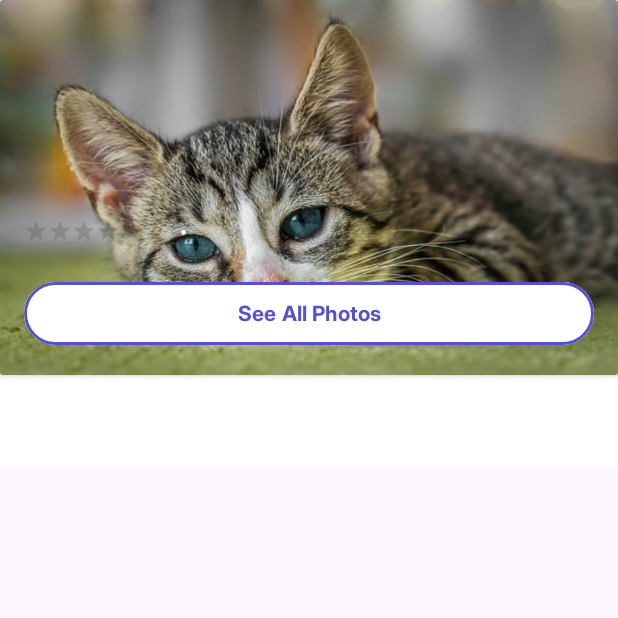
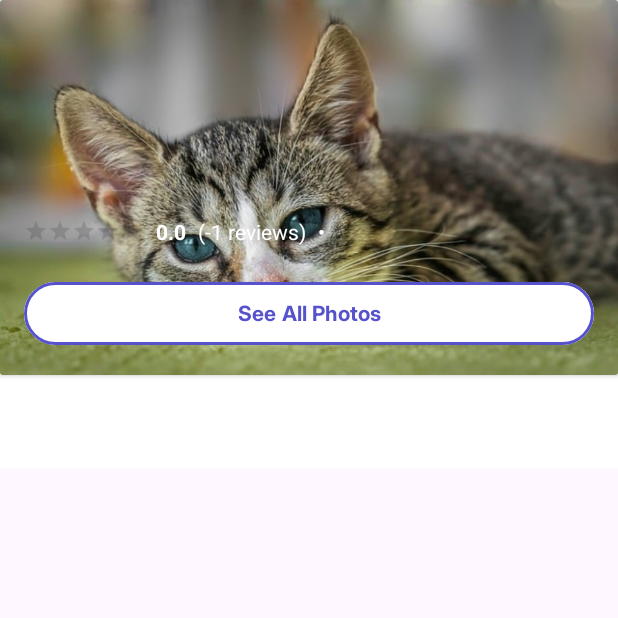
Before and after one commit to jmrnd/mobdeve-rate-eat, an Android app: the SpecificRestaurantActivity screen opened directly, with no data from a screen before it, on a phone screen of 412 x 824 dp, the top half of it. Run offline under Robolectric (Android 15) with nearby library versions, the phone set to English and light mode, and no system bars.

Commit message:
done: Clickable, todo: user reviews

```diff
--- a/app/src/main/java/com/example/rateeat/activities/SpecificRestaurantActivity.java
+++ b/app/src/main/java/com/example/rateeat/activities/SpecificRestaurantActivity.java
@@ -37,13 +37,7 @@ public class SpecificRestaurantActivity extends AppCompatActivity {
             return insets;
         });
 
-//        i.putExtra("name",restaurant.getName());
-//        i.putExtra("description",restaurant.getDescription());
-//        i.putExtra("location",restaurant.getLocation());
-//        i.putExtra("averageRating", restaurant.getAverageRating());
-//        i.putExtra("reviewCount", restaurant.getReviewCount());
-//        i.putExtra("image", restaurant.getImageResourceName());
-
+        //This finds the xml elements
         restaurantImageView = findViewById(R.id.restaurantImg);
         nameTextView = findViewById(R.id.restaurantNameTextView);
         ratingBar = findViewById(R.id.ratingBar);
@@ -55,12 +49,14 @@ public class SpecificRestaurantActivity extends AppCompatActivity {
 
         Intent i = getIntent();
 
+
+        //This sets the text onto the activity
         int imageResId = getResources().getIdentifier("image", "drawable", getPackageName());
         restaurantImageView.setImageResource(imageResId);
         nameTextView.setText(i.getStringExtra("name"));
         ratingBar.setRating((float) i.getDoubleExtra("averageRating", 0.0));
-        ratingTextView.setText(i.getStringExtra("averageRating"));
-        reviewCountTextView.setText(i.getStringExtra("reviewCount"));
+        ratingTextView.setText(String.valueOf(i.getDoubleExtra("averageRating", 0.0)));
+        reviewCountTextView.setText(String.format("(%d reviews)", i.getIntExtra("reviewCount", -1)));
         locationTextView.setText(i.getStringExtra("location"));
         restaurantDescTextView.setText(i.getStringExtra("description"));
 
```
